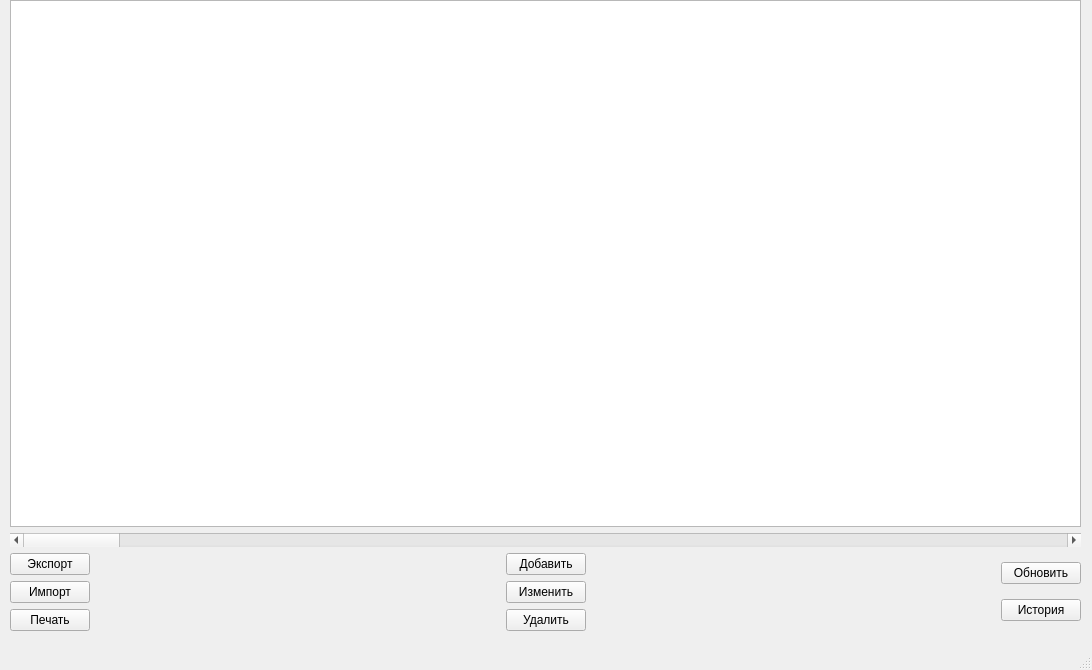
Old version of the form monitorGUI/mainwindow.ui in the repository systemkin/monitor.
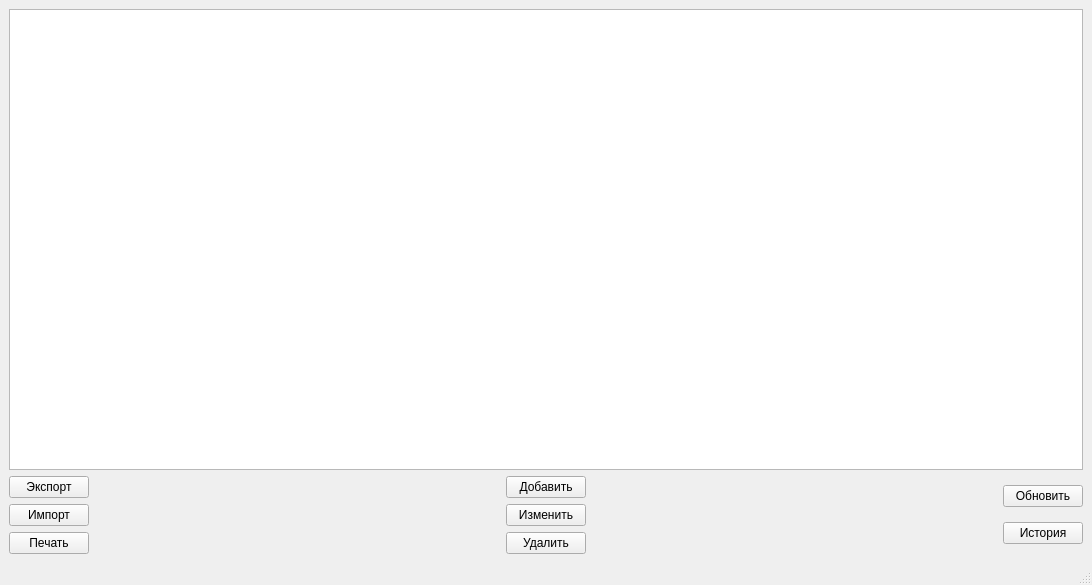
New version of the form.

Commit message: dedicated class for tcp communication

Patch:
```diff
--- a/monitorGUI/mainwindow.ui
+++ b/monitorGUI/mainwindow.ui
@@ -7,30 +7,41 @@
     <x>0</x>
     <y>0</y>
     <width>1092</width>
-    <height>670</height>
+    <height>585</height>
    </rect>
   </property>
+  <property name="sizePolicy">
+   <sizepolicy hsizetype="Preferred" vsizetype="Preferred">
+    <horstretch>0</horstretch>
+    <verstretch>0</verstretch>
+   </sizepolicy>
+  </property>
   <property name="windowTitle">
    <string>MainWindow</string>
   </property>
   <widget class="QWidget" name="centralwidget">
-   <widget class="QWidget" name="verticalLayoutWidget">
-    <property name="geometry">
-     <rect>
-      <x>10</x>
-      <y>0</y>
-      <width>1071</width>
-      <height>631</height>
-     </rect>
-    </property>
-    <layout class="QVBoxLayout" name="verticalLayout">
+   <property name="sizePolicy">
+    <sizepolicy hsizetype="Ignored" vsizetype="Expanding">
+     <horstretch>0</horstretch>
+     <verstretch>0</verstretch>
+    </sizepolicy>
+   </property>
+   <property name="minimumSize">
+    <size>
+     <width>1092</width>
+     <height>0</height>
+    </size>
+   </property>
+   <layout class="QVBoxLayout" name="verticalLayout_5">
      <item>
-      <widget class="QTableView" name="tableView"/>
-     </item>
+     <layout class="QVBoxLayout" name="verticalLayout" stretch="0,0">
+      <property name="sizeConstraint">
+       <enum>QLayout::SetDefaultConstraint</enum>
+      </property>
      <item>
-      <widget class="QScrollBar" name="horizontalScrollBar">
-       <property name="orientation">
-        <enum>Qt::Horizontal</enum>
+       <widget class="QTableView" name="tableView">
+        <property name="enabled">
+         <bool>true</bool>
        </property>
       </widget>
      </item>
@@ -133,7 +144,8 @@
       </layout>
      </item>
     </layout>
-   </widget>
+    </item>
+   </layout>
   </widget>
   <widget class="QMenuBar" name="menubar">
    <property name="geometry">
```
Lines whose indentation alone changed are shown as unchanged. The commit also changes 13 other files.
